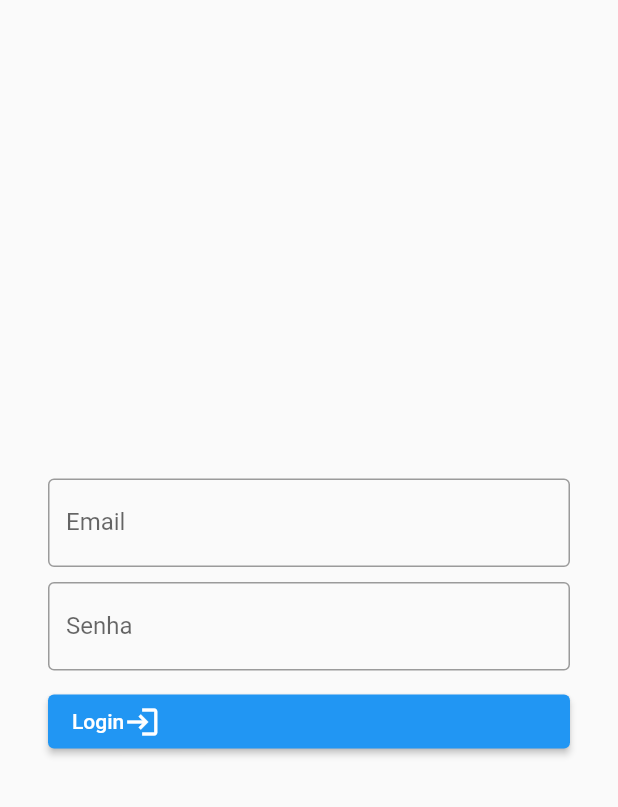
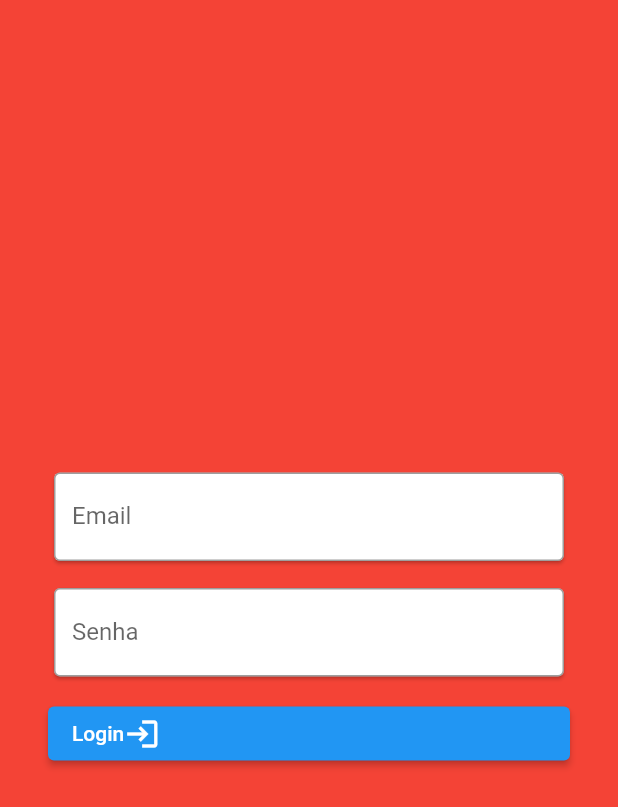
Before and after one commit to saucesar/validity-control-app, a Flutter app: the screen it shows after launch, on a phone screen of 412 x 824 dp. Shown: the top 807 px of the screen. Run offline on Flutter 3.47's test engine with Material 2 defaults, Android fonts, the light colour scheme and no system bars.

Commit message:
Ajuste de tema

```diff
--- a/lib/components/pages/Login.dart
+++ b/lib/components/pages/Login.dart
@@ -29,6 +29,7 @@ class _LoginPageState extends State<LoginPage> {
   @override
   Widget build(BuildContext context) {
     return Scaffold(
+      backgroundColor: Theme.of(context).accentColor,
       body: SingleChildScrollView(
         child: SizedBox(
           width: MediaQuery.of(context).size.width,
@@ -38,20 +39,26 @@ class _LoginPageState extends State<LoginPage> {
             child: Column(
               mainAxisAlignment: MainAxisAlignment.center,
               children: [
-                InputText(
+                Card(
+                  color: Colors.white,
+                  child: InputText(
                     hintText: 'Email',
                     labelText: 'Email',
                     obscureText: false,
                     controller: _emailController,
                   ),
+                ),
                 SizedBox(
                   height: 10,
                 ),
-                InputText(
+                Card(
+                  color: Colors.white,
+                  child: InputText(
                     hintText: 'Senha',
                     labelText: 'Senha',
                     obscureText: true,
                     controller: _passwordController,
+                  ),
                 ),
                 SizedBox(
                   height: 10,
@@ -61,7 +68,7 @@ class _LoginPageState extends State<LoginPage> {
                     String email = _emailController.text;
                     String password = _passwordController.text;
                     print(
-                        "Login clicked: email -> $email| password: $password");
+                        "Login clicked: email -> $email | password: $password");
                     Navigator.pushReplacementNamed(context, '/home');
                   },
                   style: ButtonStyle(
```
Lines whose indentation alone changed are shown as unchanged.
